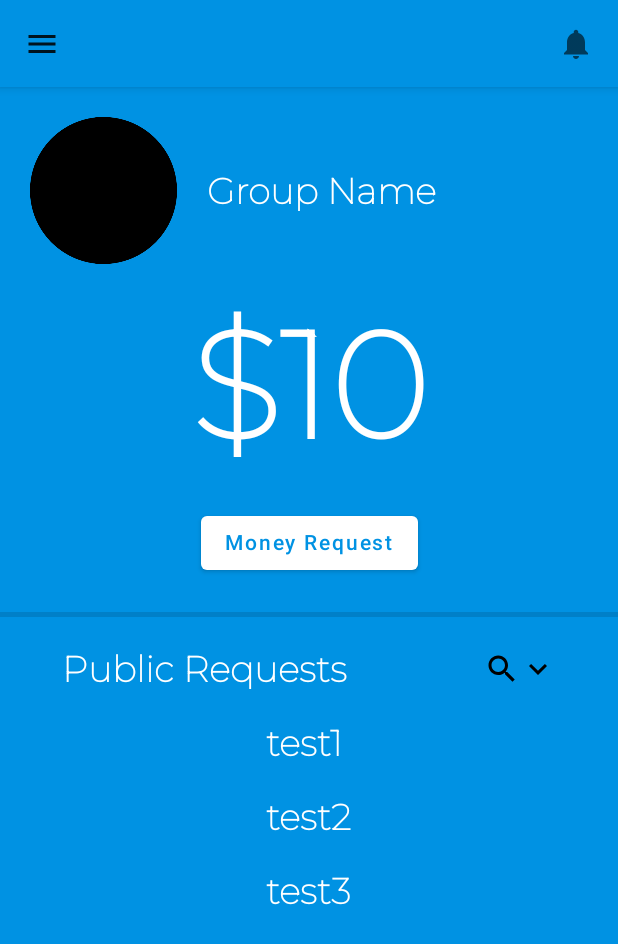
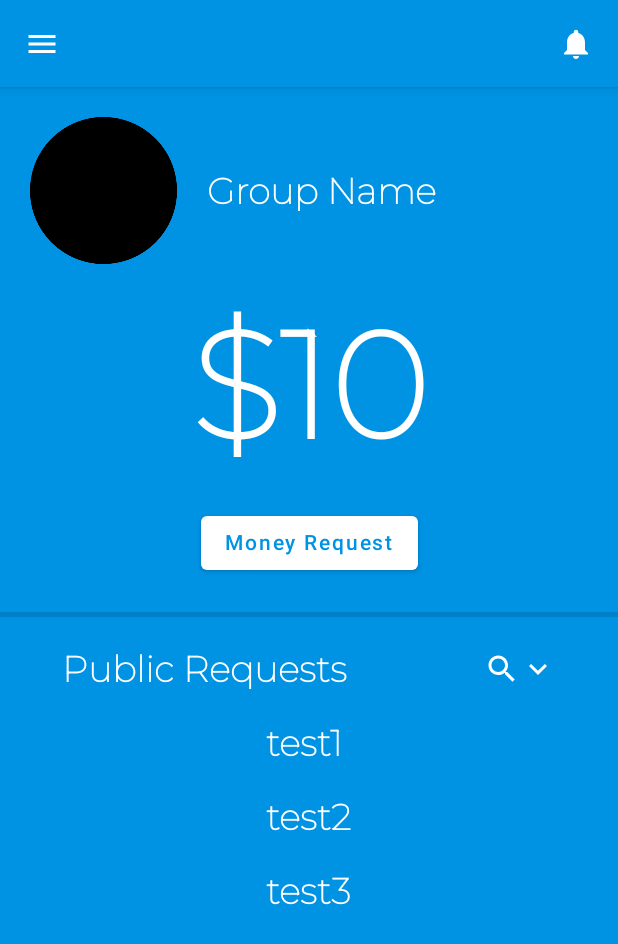
Before and after one commit to GRUP-MobileApp/Grupit, an Android app built with Jetpack Compose: the screen it shows after launch (MainActivity), on a phone screen of 412 x 824 dp. Shown: the top 944 px of the screen. Run offline under Robolectric (Android 15) with nearby library versions, the phone set to English and light mode, and no system bars.

Commit message:
feature/MainPage -Fixing xml error

```diff
--- a/androidApp/src/main/java/com/example/grup/android/MainActivity.kt
+++ b/androidApp/src/main/java/com/example/grup/android/MainActivity.kt
@@ -3,6 +3,7 @@ package com.example.grup.android
 import androidx.appcompat.app.AppCompatActivity
 import android.os.Bundle
 import androidx.activity.compose.setContent
+import androidx.compose.foundation.Image
 import androidx.compose.foundation.layout.*
 import androidx.compose.foundation.lazy.LazyColumn
 import androidx.compose.material.*
@@ -38,13 +39,13 @@ fun MainLayout() {
     Scaffold(
         topBar = {
             HomeAppBar(
-                AppTheme.colors.background,
+                AppTheme.colors.primary,
                 Modifier
                     .fillMaxWidth()
                     .fillMaxHeight(AppTheme.dimensions.topBarSize)
             )
         },
-        backgroundColor = AppTheme.colors.background,
+        backgroundColor = AppTheme.colors.primary,
         modifier = Modifier.fillMaxSize()
     ) {
         Column (
@@ -72,6 +73,7 @@ fun HomeAppBar(
             ) {
                 Icon(
                     imageVector = Icons.Filled.Menu,
+                    tint = AppTheme.colors.secondary,
                     contentDescription = "Menu"
                 )
             }
@@ -83,6 +85,7 @@ fun HomeAppBar(
                 ) {
                     Icon(
                         imageVector = Icons.Default.Notifications,
+                        tint = AppTheme.colors.secondary,
                         contentDescription = "Notifications"
                     )
                 }
@@ -128,7 +131,7 @@ fun GroupDetails() {
         ) {
             Icon(
                 painter = painterResource(id = R.drawable.ic_profile_icon),
-                contentDescription = "Profile",
+                contentDescription = "Profile Picture",
                 modifier = Modifier.size(98.dp)
             )
             Text(
@@ -144,12 +147,12 @@ fun GroupDetails() {
             fontSize = 100.sp
         )
         Button(
-            colors = ButtonDefaults.buttonColors(backgroundColor = AppTheme.colors.button),
+            colors = ButtonDefaults.buttonColors(backgroundColor = AppTheme.colors.secondary),
             onClick = { /*TODO*/ }
         ) {
             Text(
                 text = "Money Request",
-                color = AppTheme.colors.background,
+                color = AppTheme.colors.textSecondary,
             )
         }
     }
@@ -180,10 +183,12 @@ fun PublicRequestsDetails() {
             ) {
                 Icon(
                     imageVector = Icons.Default.Search,
+                    tint = AppTheme.colors.secondary,
                     contentDescription = "Search List"
                 )
                 Icon(
                     imageVector = Icons.Default.KeyboardArrowDown,
+                    tint = AppTheme.colors.secondary,
                     contentDescription = "Filter List"
                 )
             }
--- a/androidApp/src/main/java/com/example/grup/android/ui/Color.kt
+++ b/androidApp/src/main/java/com/example/grup/android/ui/Color.kt
@@ -11,48 +11,56 @@ val white = Color(0xFFFFFFFF)
 val red_error = Color(0xffff0033)
 
 class AppColors(
-    background: Color,
-    button: Color,
+    primary: Color,
+    secondary: Color,
     textPrimary: Color,
+    textSecondary: Color,
     error: Color
 ) {
-    var background by mutableStateOf(background)
+    var primary by mutableStateOf(primary)
         private set
-    var button by mutableStateOf(button)
+    var secondary by mutableStateOf(secondary)
         private set
     var textPrimary by mutableStateOf(textPrimary)
+        private set
+    var textSecondary by mutableStateOf(textSecondary)
         private set
     var error by mutableStateOf(error)
         private set
     fun copy(
-        background: Color = this.background,
-        button: Color = this.button,
+        primary: Color = this.primary,
+        secondary: Color = this.secondary,
         textPrimary: Color = this.textPrimary,
+        textSecondary: Color = this.textSecondary,
         error: Color = this.error,
     ): AppColors = AppColors(
-        background,
-        button,
+        primary,
+        secondary,
         textPrimary,
+        textSecondary,
         error,
     )
 
     fun updateColorsFrom(other: AppColors) {
-        background = other.background
-        button = other.button
+        primary = other.primary
+        secondary = other.secondary
         textPrimary = other.textPrimary
+        textSecondary = other.textSecondary
         error = other.error
     }
 }
 
 fun appColors(
-    background: Color = cyan_blue,
-    button: Color = white,
+    primary: Color = cyan_blue,
+    secondary: Color = white,
     textPrimary: Color = white,
+    textSecondary: Color = cyan_blue,
     error: Color = red_error
 ): AppColors = AppColors(
-    background = background,
-    button = button,
+    primary = primary,
+    secondary = secondary,
     textPrimary = textPrimary,
+    textSecondary = textSecondary,
     error = error
 )
 
--- a/androidApp/src/main/java/com/example/grup/android/ui/Theme.kt
+++ b/androidApp/src/main/java/com/example/grup/android/ui/Theme.kt
@@ -27,7 +27,6 @@ fun AppTheme(
     dimensions: AppDimensions = AppTheme.dimensions,
     content: @Composable () -> Unit
 ) {
-    // creating a new object for colors to not mutate the initial colors set when updating the values
     val rememberedColors = remember { colors.copy() }.apply { updateColorsFrom(colors) }
     CompositionLocalProvider(
         LocalColors provides rememberedColors,
--- a/androidApp/src/main/res/drawable/ic_menu_48px.xml
+++ /dev/null
@@ -1,10 +0,0 @@
-<vector xmlns:android="http://schemas.android.com/apk/res/android"
-    android:width="48dp"
-    android:height="48dp"
-    android:viewportWidth="48"
-    android:viewportHeight="48"
-    android:tint="?attr/colorControlNormal">
-  <path
-      android:fillColor="@android:color/white"
-      android:pathData="M6,36V33H42V36ZM6,25.5V22.5H42V25.5ZM6,15V12H42V15Z"/>
-</vector>
--- a/build.gradle.kts
+++ b/build.gradle.kts
@@ -6,7 +6,7 @@ buildscript {
     }
     dependencies {
         classpath("org.jetbrains.kotlin:kotlin-gradle-plugin:1.6.10")
-        classpath("com.android.tools.build:gradle:7.1.1")
+        classpath("com.android.tools.build:gradle:7.2.1")
     }
 }
 
```
Also changed, not shown: gradle/wrapper/gradle-wrapper.properties.
